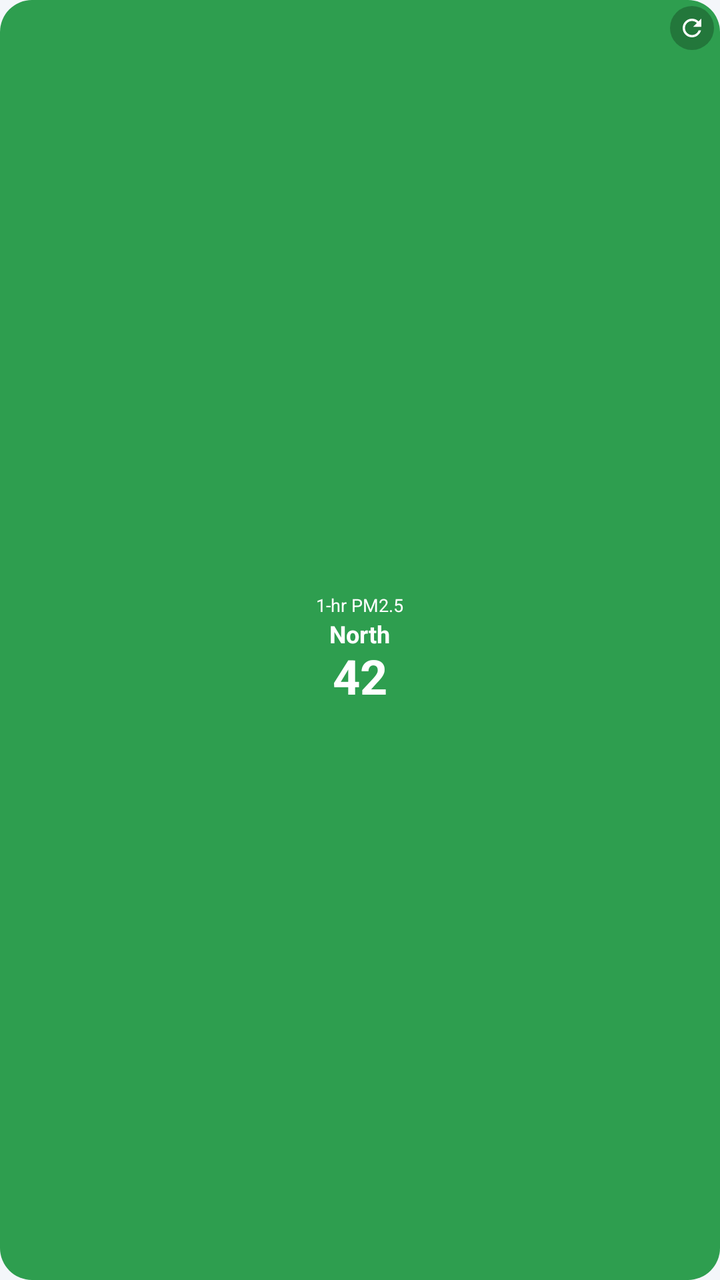
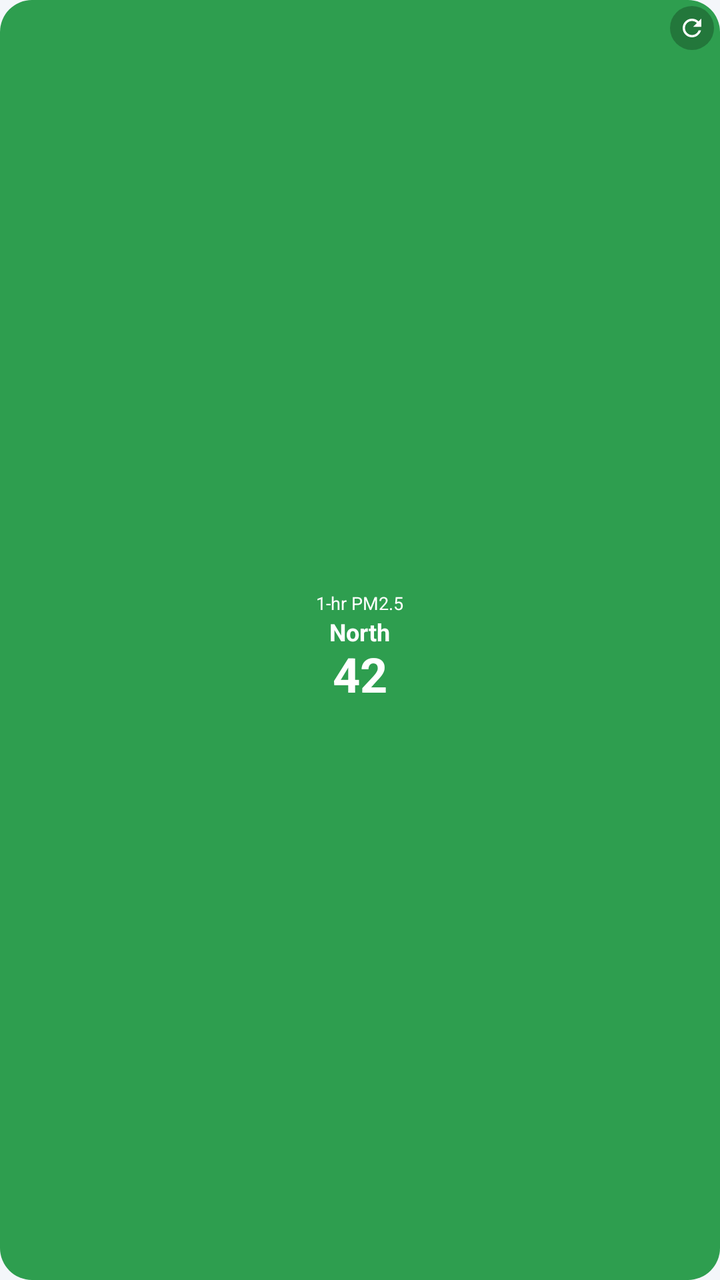

Two renders of the same Android screen: before a commit and after it. Below are the layout's source before the change and the commit's diff.
<!-- AndroidManifest.xml: application theme AppTheme -->
<!-- res/layout/widget_pm25_preview.xml -->
<?xml version="1.0" encoding="utf-8"?>
<FrameLayout xmlns:android="http://schemas.android.com/apk/res/android"
    android:id="@+id/widget_root"
    android:layout_width="match_parent"
    android:layout_height="match_parent">

    
    <ImageView
        android:id="@+id/widget_bg"
        android:layout_width="match_parent"
        android:layout_height="match_parent"
        android:importantForAccessibility="no"
        android:scaleType="fitXY"
        android:src="@drawable/bg_widget"
        android:tint="#2E9E4F" />

    <LinearLayout
        android:layout_width="match_parent"
        android:layout_height="match_parent"
        android:gravity="center"
        android:orientation="vertical"
        android:paddingTop="10dp">

        <TextView
            android:id="@+id/widget_label"
            android:layout_width="wrap_content"
            android:layout_height="wrap_content"
            android:gravity="center"
            android:maxLines="1"
            android:text="1-hr PM2.5"
            android:textColor="#FFFFFF"
            android:textSize="9sp" />

        <TextView
            android:id="@+id/widget_region"
            android:layout_width="wrap_content"
            android:layout_height="wrap_content"
            android:gravity="center"
            android:maxLines="1"
            android:text="North"
            android:textColor="#FFFFFF"
            android:textSize="12sp"
            android:textStyle="bold" />

        <TextView
            android:id="@+id/widget_value"
            android:layout_width="wrap_content"
            android:layout_height="wrap_content"
            android:gravity="center"
            android:includeFontPadding="false"
            android:maxLines="1"
            android:text="42"
            android:textColor="#FFFFFF"
            android:textSize="24sp"
            android:textStyle="bold" />
    </LinearLayout>

    
    <FrameLayout
        android:id="@+id/widget_dim"
        android:layout_width="match_parent"
        android:layout_height="match_parent"
        android:background="@drawable/bg_widget_dim"
        android:visibility="gone" />

    <ProgressBar
        android:id="@+id/widget_spinner"
        android:layout_width="28dp"
        android:layout_height="28dp"
        android:layout_gravity="center"
        android:visibility="gone" />

    
    <ImageView
        android:id="@+id/widget_refresh"
        android:layout_width="22dp"
        android:layout_height="22dp"
        android:layout_gravity="top|end"
        android:layout_margin="3dp"
        android:background="@drawable/bg_refresh_circle"
        android:contentDescription="Refresh now"
        android:padding="4dp"
        android:src="@drawable/ic_refresh" />

</FrameLayout>
<!-- resources referenced by this layout -->
<resources>
  <!-- drawable bg_refresh_circle (drawable) -->
  <?xml version="1.0" encoding="utf-8"?>
  <shape xmlns:android="http://schemas.android.com/apk/res/android"
      android:shape="oval">
      <solid android:color="#40000000" />
  </shape>
  <!-- drawable bg_widget (drawable) -->
  <?xml version="1.0" encoding="utf-8"?>
  <shape xmlns:android="http://schemas.android.com/apk/res/android"
      android:shape="rectangle">
      <solid android:color="#5E6878" />
      <corners android:radius="16dp" />
  </shape>
  <!-- drawable bg_widget_dim (drawable) -->
  <?xml version="1.0" encoding="utf-8"?>
  <shape xmlns:android="http://schemas.android.com/apk/res/android"
      android:shape="rectangle">
      <solid android:color="#88000000" />
      <corners android:radius="16dp" />
  </shape>
  <!-- drawable ic_refresh (drawable) -->
  <?xml version="1.0" encoding="utf-8"?>
  <vector xmlns:android="http://schemas.android.com/apk/res/android"
      android:width="24dp"
      android:height="24dp"
      android:viewportWidth="24"
      android:viewportHeight="24">
      <path
          android:fillColor="#FFFFFF"
          android:pathData="M17.65,6.35C16.2,4.9 14.21,4 12,4c-4.42,0 -7.99,3.58 -7.99,8s3.57,8 7.99,8c3.73,0 6.84,-2.55 7.73,-6h-2.08c-0.82,2.33 -3.02,4 -5.65,4 -3.31,0 -6,-2.69 -6,-6s2.69,-6 6,-6c1.66,0 3.14,0.69 4.22,1.78L13,11h7V4l-2.35,2.35z" />
  </vector>
  <style name="AppTheme" parent="android:Theme.Material.Light.NoActionBar">
          <item name="android:colorPrimary">@color/accent</item>
          <item name="android:colorPrimaryDark">@color/accent_dark</item>
          <item name="android:colorAccent">@color/accent</item>
          <item name="android:colorControlActivated">@color/accent</item>
          <item name="android:colorControlHighlight">@color/accent_pressed</item>
          <item name="android:windowBackground">@color/bg</item>
          <item name="android:textColorPrimary">@color/text_primary</item>
          <item name="android:textColorSecondary">@color/text_secondary</item>
          <item name="android:textColorHint">@color/text_muted</item>
          <item name="android:statusBarColor">@color/bg</item>
          <item name="android:navigationBarColor">@color/bg</item>
          <item name="android:windowLightStatusBar">true</item>
          <item name="android:windowLightNavigationBar" tools:targetApi="27">true</item>
      </style>
  <color name="accent">#2F6FED</color>
  <color name="accent_dark">#1B4FC0</color>
  <color name="accent_pressed">#E8EFFD</color>
  <color name="bg">#F4F6FA</color>
  <color name="text_primary">#141A24</color>
  <color name="text_secondary">#5E6878</color>
  <color name="text_muted">#8A94A6</color>
</resources>

<!-- the commit's change to res/layout/widget_pm25_preview.xml (unified diff, before → after) -->
@@ -19,7 +19,7 @@
         android:layout_height="match_parent"
         android:gravity="center"
         android:orientation="vertical"
-        android:paddingTop="10dp">
+        android:paddingTop="8dp">
 
         <TextView
             android:id="@+id/widget_label"
